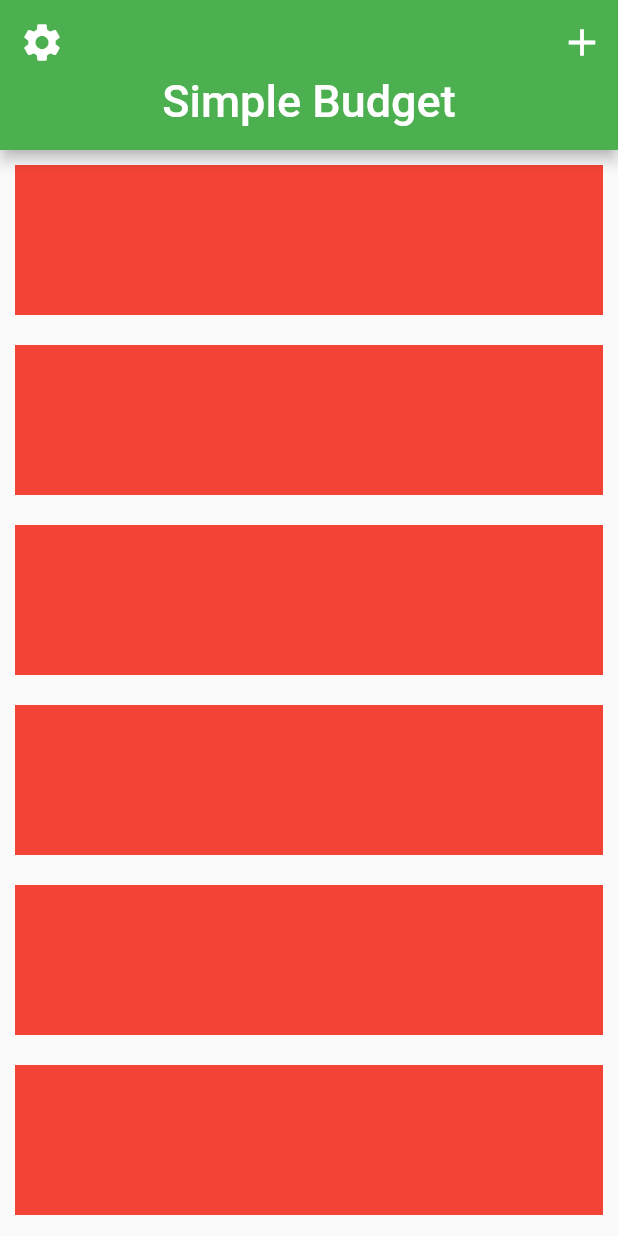
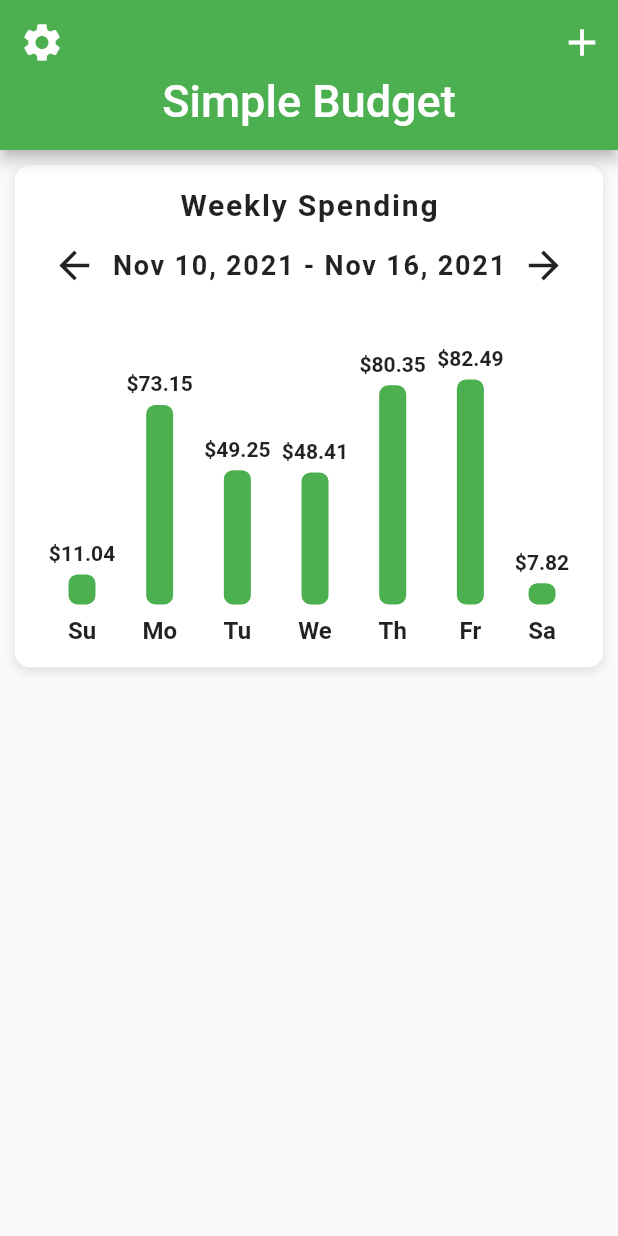
Before and after one commit to sssloba/sipmle_budget_app_flutter, a Flutter app: the screen it shows after launch, on a phone screen of 412 x 824 dp. Run offline on Flutter 3.47's test engine with Material 2 defaults, Android fonts, the phone set to English and light mode, and no system bars.

Commit message:
bar-chart-implementation

```diff
--- /dev/null
+++ b/lib/bar_chart.dart
@@ -0,0 +1,145 @@
+import 'package:flutter/material.dart';
+
+class BarChart extends StatelessWidget {
+  const BarChart(this.expenses, {Key key}) : super(key: key);
+
+  final List<double> expenses;
+
+  @override
+  Widget build(BuildContext context) {
+    double mostExpensive = 0;
+
+    expenses.forEach((double price) {
+      if (price > mostExpensive) {
+        mostExpensive = price;
+      }
+    });
+    return Padding(
+      padding: const EdgeInsets.all(15.0),
+      child: Column(
+        children: <Widget>[
+          Text(
+            'Weekly Spending',
+            style: TextStyle(
+              fontSize: 20.0,
+              fontWeight: FontWeight.bold,
+              letterSpacing: 1.2,
+            ),
+          ),
+          SizedBox(height: 5.0),
+          Row(
+            mainAxisAlignment: MainAxisAlignment.spaceAround,
+            children: <Widget>[
+              IconButton(
+                onPressed: () {},
+                icon: Icon(
+                  Icons.arrow_back,
+                ),
+                iconSize: 30.0,
+              ),
+              Text(
+                'Nov 10, 2021 - Nov 16, 2021',
+                style: TextStyle(
+                  fontSize: 18.0,
+                  fontWeight: FontWeight.w600,
+                  letterSpacing: 1.2,
+                ),
+              ),
+              IconButton(
+                onPressed: () {},
+                icon: Icon(
+                  Icons.arrow_forward,
+                ),
+                iconSize: 30.0,
+              ),
+            ],
+          ),
+          SizedBox(height: 30.0),
+          Row(
+            mainAxisAlignment: MainAxisAlignment.spaceEvenly,
+            crossAxisAlignment: CrossAxisAlignment.end,
+            children: <Widget>[
+              Bar(
+                label: 'Su',
+                amountSpent: expenses[0],
+                mostExpensive: mostExpensive,
+              ),
+              Bar(
+                label: 'Mo',
+                amountSpent: expenses[1],
+                mostExpensive: mostExpensive,
+              ),
+              Bar(
+                label: 'Tu',
+                amountSpent: expenses[2],
+                mostExpensive: mostExpensive,
+              ),
+              Bar(
+                label: 'We',
+                amountSpent: expenses[3],
+                mostExpensive: mostExpensive,
+              ),
+              Bar(
+                label: 'Th',
+                amountSpent: expenses[4],
+                mostExpensive: mostExpensive,
+              ),
+              Bar(
+                label: 'Fr',
+                amountSpent: expenses[5],
+                mostExpensive: mostExpensive,
+              ),
+              Bar(
+                label: 'Sa',
+                amountSpent: expenses[6],
+                mostExpensive: mostExpensive,
+              ),
+            ],
+          ),
+        ],
+      ),
+    );
+  }
+}
+
+class Bar extends StatelessWidget {
+  const Bar({Key key, this.label, this.amountSpent, this.mostExpensive})
+      : super(key: key);
+
+  final String label;
+  final double amountSpent;
+  final double mostExpensive;
+
+  final double _maxBarHeight = 150.0;
+
+  @override
+  Widget build(BuildContext context) {
+    final barHeight = amountSpent / mostExpensive * _maxBarHeight;
+
+    return Column(
+      children: <Widget>[
+        Text(
+          '\$${amountSpent.toStringAsFixed(2)}',
+          style: TextStyle(fontWeight: FontWeight.w600),
+        ),
+        SizedBox(height: 6.0),
+        Container(
+          height: barHeight,
+          width: 18.0,
+          decoration: BoxDecoration(
+            color: Theme.of(context).primaryColor,
+            borderRadius: BorderRadius.circular(6.0),
+          ),
+        ),
+        SizedBox(height: 8.0),
+        Text(
+          label,
+          style: TextStyle(
+            fontSize: 16.0,
+            fontWeight: FontWeight.w600,
+          ),
+        ),
+      ],
+    );
+  }
+}
--- a/lib/screens/home_screen.dart
+++ b/lib/screens/home_screen.dart
@@ -1,4 +1,6 @@
 import 'package:flutter/material.dart';
+import 'package:flutter_budget_ui/bar_chart.dart';
+import 'package:flutter_budget_ui/data/data.dart';
 
 class HomeScreen extends StatefulWidget {
   const HomeScreen({Key key}) : super(key: key);
@@ -43,11 +45,21 @@ class _HomeScreenState extends State<HomeScreen> {
               (BuildContext context, int index) {
                 return Container(
                   margin: EdgeInsets.all(10.0),
-                  height: 100.0,
-                  color: Colors.red,
+                  //height: 100.0,
+                  decoration: BoxDecoration(
+                    color: Colors.white,
+                    boxShadow: [
+                      BoxShadow(
+                          color: Colors.black12,
+                          offset: Offset(0, 2),
+                          blurRadius: 6.0),
+                    ],
+                    borderRadius: BorderRadius.circular(10.0),
+                  ),
+                  child: BarChart(weeklySpending),
                 );
               },
-              childCount: 10,
+              childCount: 1,
             ),
           ),
         ],
```
